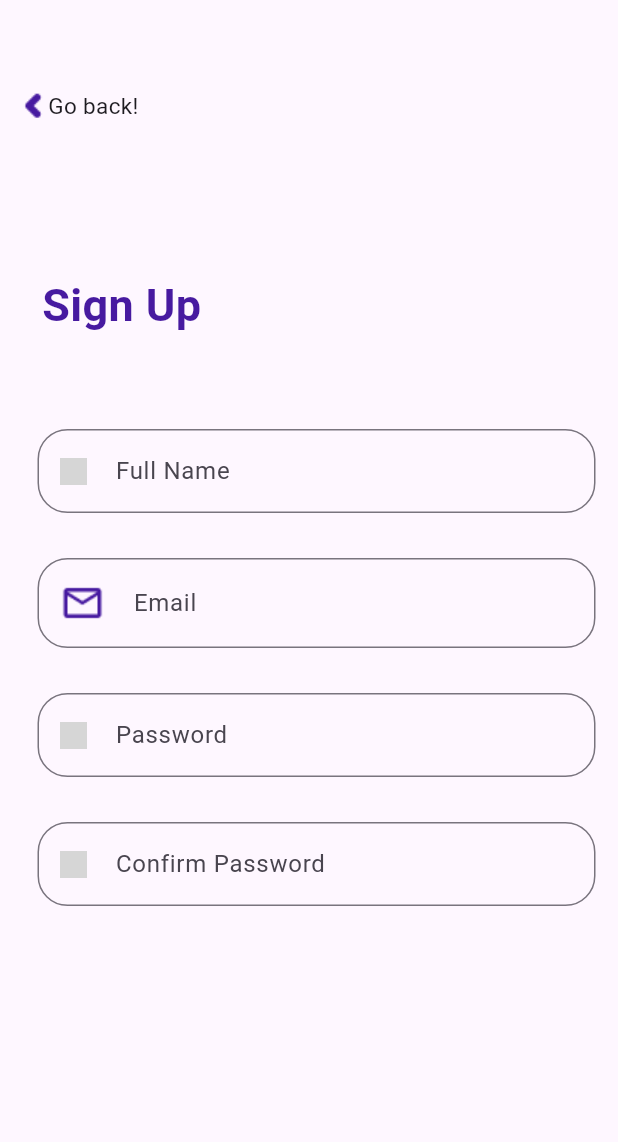
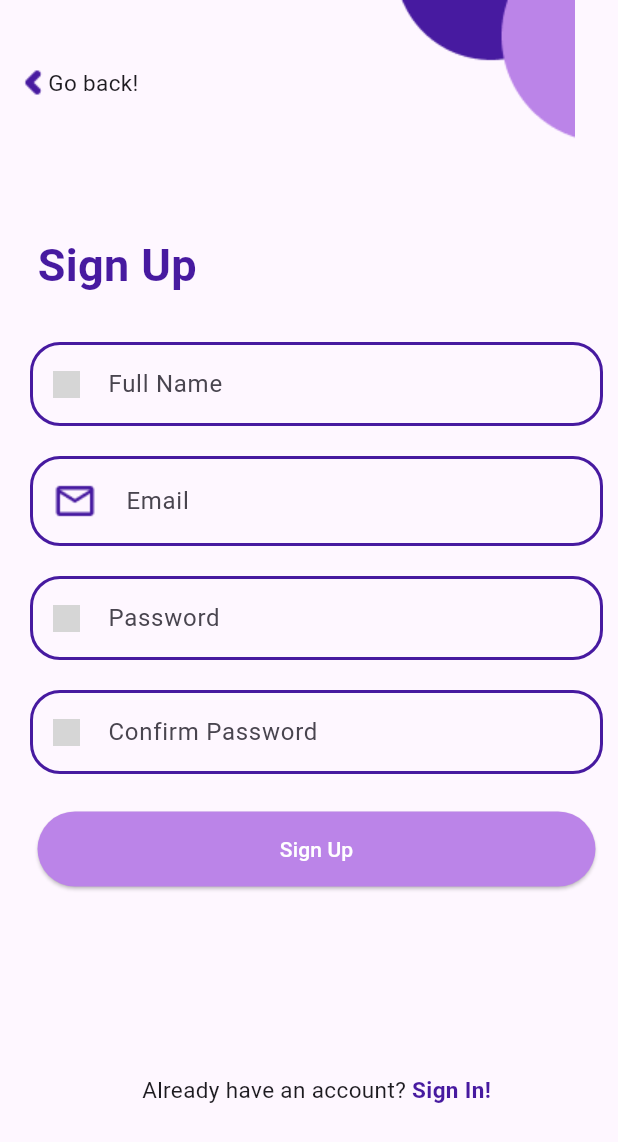
Before and after one commit to WolfofFuture/mobile-app, a Flutter app: the screen it shows after launch, after a tap on "Sign up!", on a phone screen of 412 x 824 dp. Shown: the top 1142 px of the screen. Run offline on Flutter 3.47's test engine with Material 3 defaults, Android fonts, the phone set to English and light mode, and no system bars; grey boxes are pictures that could not be loaded.

Commit message:
Rejestracja i logowanie (raczej) gotowe

```diff
--- a/lib/views/login/logged_in.dart
+++ b/lib/views/login/logged_in.dart
@@ -12,7 +12,8 @@ class Logged_In extends StatelessWidget{
   Widget build(BuildContext context) {
     final width = Extensions.width(context);
     return SafeArea(child: Scaffold(
-      body: Padding(
+      body: SingleChildScrollView(
+        child: Padding(
           padding: const EdgeInsets.all(50.0),
           child: Center(
             child: Column(
@@ -23,14 +24,14 @@ class Logged_In extends StatelessWidget{
                   child: Image.asset(MyImages.stick),
                 ),
                 Padding(
-                  padding: const EdgeInsets.all(100.0),
+                    padding: const EdgeInsets.all(20.0),
                     child: Log_In_Site(initialValue: 'Powrót',),
                 ),
               ],
             ),
           ),
         ),
-
+      ),
     ));
   }
 }
--- a/lib/views/login/login_view.dart
+++ b/lib/views/login/login_view.dart
@@ -79,23 +79,29 @@ class _Login_ViewState extends State<Login_View> {
               Center(
                 child: Image.asset(MyImages.logo),
               ),
-              BasicBoldText(text: 'Mog in',fontSize: 30,),
+              Padding(
+                padding: const EdgeInsets.only(left: 20),
+                child: BasicBoldText(text: 'Sign in',fontSize: 30,),
+              ),
               BasicTextFormField(initialValue: 'E-mail or User Name',
               image: Image.asset(MyImages.user),),
               BasicTextFormField(initialValue: 'Password',
-              image: Image.asset(MyImages.locky),),
+              image: Image.asset(MyImages.locky),
+              ),
               Padding(
-                padding: const EdgeInsets.all(8.0),
+                padding: const EdgeInsets.only(right: 15,top: 15),
                 child: Align(
                   alignment: Alignment(1, 0),
                   child: BasicBoldText(text: 'Forget password?',),
                 ),
               ),
               Padding(
-                padding: const EdgeInsets.all(20.0),
-                child: Basic_Sign_In(initialValue: 'Amogus',),
+                padding: const EdgeInsets.only(top: 20),
+                child: Basic_Sign_In(initialValue: 'Sign in',),
               ),
-              Row(
+              Padding(
+                padding: const EdgeInsets.only(top: 200),
+                child: Row(
                   mainAxisAlignment: MainAxisAlignment.center,
                   children: [
                     BasicText(text: "Don't have account? "),
@@ -111,6 +117,7 @@ class _Login_ViewState extends State<Login_View> {
                     ),
                   ],
                 ),
+              ),
             ],
           ),
         ),
--- a/lib/views/register/register_view.dart
+++ b/lib/views/register/register_view.dart
@@ -1,6 +1,9 @@
 import 'package:dsw_51781/utils/extensions.dart';
 import 'package:dsw_51781/utils/my_images.dart';
+import 'package:dsw_51781/views/login/logged_in.dart';
+import 'package:dsw_51781/views/login/login_view.dart';
 import 'package:dsw_51781/views/widgets/basic_bold_text.dart';
+import 'package:dsw_51781/views/widgets/basic_sign_in.dart';
 import 'package:dsw_51781/views/widgets/basic_text.dart';
 import 'package:dsw_51781/views/widgets/basic_text_form_field.dart';
 import 'package:flutter/foundation.dart';
@@ -21,8 +24,10 @@ class Register_View extends StatelessWidget {
           child: Column(
             crossAxisAlignment: CrossAxisAlignment.start,
             children: [
+              Row(
+                children: [
                   Padding(
-                padding: const EdgeInsets.only(left: 12,top: 60),
+                    padding: const EdgeInsets.only(left: 12,top: 15),
                     child: GestureDetector(
                       child: Row(
                         children: [
@@ -31,23 +36,50 @@ class Register_View extends StatelessWidget {
                         ],),
                       onTap: () {
                         Navigator.pop(context);},),),
-              Padding(padding: const EdgeInsets.only(left: 28,top: 101),
+                  Row(
+                    children: [
+                      Padding(
+                        padding: const EdgeInsets.only(left: 171),
+                        child: Image.asset(MyImages.Ellipse),
+                      ),
+                    ],
+                  ),
+                ],
+              ),
+              Padding(padding: const EdgeInsets.only(left: 25,top: 60),
               child: BasicBoldText(text: 'Sign Up',fontSize: 30,),),
               Padding(
-                padding: const EdgeInsets.only(left: 10,top: 46),
+                padding: const EdgeInsets.only(left: 10,top: 20),
                 child: Column(
-                  children: [//Spacer(flex: 2),
+                  children: [
                     BasicTextFormField(initialValue: 'Full Name', image: Image.asset(MyImages.user),),
                     BasicTextFormField(initialValue: 'Email',image: Image.asset(MyImages.mail),),
                     BasicTextFormField(initialValue: 'Password',image: Image.asset(MyImages.locky),),
                     BasicTextFormField(initialValue: 'Confirm Password',image: Image.asset(MyImages.locky),),
+                    Basic_Sign_In(initialValue: 'Sign Up',),
+                    Padding(padding: const EdgeInsets.only(top:110),
+                    child: Row(
+                      mainAxisAlignment: MainAxisAlignment.center,
+                      children: [
+                        BasicText(text: "Already have an account? "),
+                        GestureDetector(
+                            child: BasicBoldText(text: "Sign In!"),
+                            onTap: () {
+                              Navigator.push(
+                                  context, MaterialPageRoute(builder:
+                                  (context) => const Login_View())
+                              );
+                            }
+                          //onDoubleTap: () => print('clicked twice'),
+                        ),
+                      ],
+                    ),)
                   ],
                 ),
               ),
             ],
           ),
         ),
-
       ),
     );
   }
--- a/lib/views/widgets/basic_sign_in.dart
+++ b/lib/views/widgets/basic_sign_in.dart
@@ -14,11 +14,11 @@ class Basic_Sign_In extends StatelessWidget{
           child: Column(
             children: [
               Padding(
-                padding: const EdgeInsets.all(20.0),
+                padding: const EdgeInsets.all(15.0),
                 child: ElevatedButton(
                   style: ElevatedButton.styleFrom(
                 backgroundColor:MyColors.violetColor,
-                    minimumSize: const Size(double.infinity, 50),
+                    minimumSize: const Size(double.maxFinite, 50),
                           ),
                   child: Text(initialValue,
                   style: TextStyle(
--- a/lib/views/widgets/basic_text_form_field.dart
+++ b/lib/views/widgets/basic_text_form_field.dart
@@ -10,13 +10,16 @@ class BasicTextFormField extends StatelessWidget {
   @override
   Widget build(BuildContext context) {
     return Padding(
-      padding: const EdgeInsets.all(15.0),
+      padding: const EdgeInsets.all(10.0),
       child: TextFormField(
+        decoration: InputDecoration(
+          /*border: OutlineInputBorder(
+              borderRadius: BorderRadius.circular(20),
+              borderSide: BorderSide(width: 2,color: MyColors.purpleColor)*/
+          enabledBorder: OutlineInputBorder(
+            borderSide: BorderSide(width: 2,color: MyColors.purpleColor),
+            borderRadius: BorderRadius.circular(20),
 
-        decoration: InputDecoration(
-          border: OutlineInputBorder(
-            borderRadius: BorderRadius.circular(20),
-            borderSide: BorderSide(color: MyColors.purpleColor,width: 60)
           ),
           labelText: initialValue,
           prefixIcon: image != null ? Padding(
```
Lines whose indentation alone changed are shown as unchanged.
